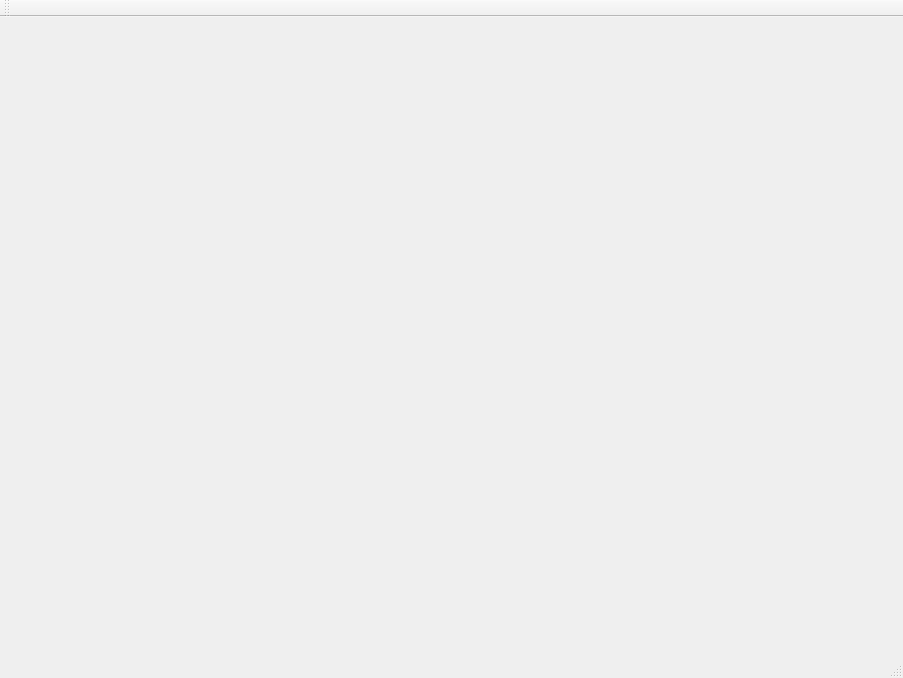
Before: the Qt Designer form PlugTest/mainwindow.ui in ChinaClever/PlugTest, drawn with Qt 5.
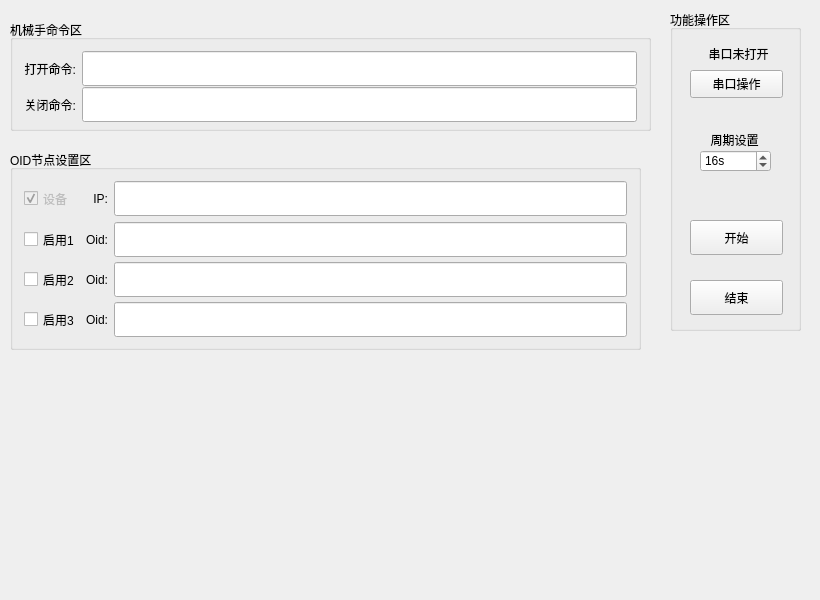
After: the same form once the commit is applied.

Commit message: 设置完成

```diff
--- a/PlugTest/mainwindow.ui
+++ b/PlugTest/mainwindow.ui
@@ -6,33 +6,393 @@
    <rect>
     <x>0</x>
     <y>0</y>
-    <width>903</width>
-    <height>678</height>
+    <width>820</width>
+    <height>600</height>
    </rect>
   </property>
   <property name="windowTitle">
    <string>MainWindow</string>
   </property>
-  <widget class="QWidget" name="centralWidget"/>
-  <widget class="QMenuBar" name="menuBar">
-   <property name="geometry">
-    <rect>
-     <x>0</x>
-     <y>0</y>
-     <width>903</width>
-     <height>26</height>
-    </rect>
-   </property>
+  <widget class="QWidget" name="centralWidget">
+   <widget class="QGroupBox" name="groupBox_1">
+    <property name="geometry">
+     <rect>
+      <x>10</x>
+      <y>20</y>
+      <width>641</width>
+      <height>111</height>
+     </rect>
+    </property>
+    <property name="title">
+     <string>机械手命令区</string>
+    </property>
+    <layout class="QGridLayout" name="gridLayout">
+     <item row="0" column="0">
+      <widget class="QLabel" name="label_2">
+       <property name="minimumSize">
+        <size>
+         <width>0</width>
+         <height>35</height>
+        </size>
+       </property>
+       <property name="maximumSize">
+        <size>
+         <width>90</width>
+         <height>16777215</height>
+        </size>
+       </property>
+       <property name="text">
+        <string>打开命令:</string>
+       </property>
+       <property name="alignment">
+        <set>Qt::AlignRight|Qt::AlignTrailing|Qt::AlignVCenter</set>
+       </property>
+      </widget>
+     </item>
+     <item row="0" column="1">
+      <widget class="QLineEdit" name="openEdit">
+       <property name="minimumSize">
+        <size>
+         <width>0</width>
+         <height>35</height>
+        </size>
+       </property>
+      </widget>
+     </item>
+     <item row="1" column="0">
+      <widget class="QLabel" name="label_4">
+       <property name="minimumSize">
+        <size>
+         <width>0</width>
+         <height>35</height>
+        </size>
+       </property>
+       <property name="maximumSize">
+        <size>
+         <width>90</width>
+         <height>16777215</height>
+        </size>
+       </property>
+       <property name="text">
+        <string>关闭命令:</string>
+       </property>
+       <property name="alignment">
+        <set>Qt::AlignRight|Qt::AlignTrailing|Qt::AlignVCenter</set>
+       </property>
+      </widget>
+     </item>
+     <item row="1" column="1">
+      <widget class="QLineEdit" name="closeEdit">
+       <property name="minimumSize">
+        <size>
+         <width>0</width>
+         <height>35</height>
+        </size>
+       </property>
+      </widget>
+     </item>
+    </layout>
+   </widget>
+   <widget class="QGroupBox" name="groupBox_2">
+    <property name="geometry">
+     <rect>
+      <x>10</x>
+      <y>150</y>
+      <width>631</width>
+      <height>200</height>
+     </rect>
+    </property>
+    <property name="title">
+     <string>OID节点设置区</string>
+    </property>
+    <layout class="QGridLayout" name="gridLayout_2">
+     <item row="0" column="0">
+      <widget class="QCheckBox" name="enBox_4">
+       <property name="enabled">
+        <bool>false</bool>
+       </property>
+       <property name="minimumSize">
+        <size>
+         <width>0</width>
+         <height>35</height>
+        </size>
+       </property>
+       <property name="text">
+        <string>设备</string>
+       </property>
+       <property name="checked">
+        <bool>true</bool>
+       </property>
+      </widget>
+     </item>
+     <item row="0" column="1">
+      <widget class="QLabel" name="label_8">
+       <property name="minimumSize">
+        <size>
+         <width>0</width>
+         <height>35</height>
+        </size>
+       </property>
+       <property name="text">
+        <string>IP:</string>
+       </property>
+       <property name="alignment">
+        <set>Qt::AlignRight|Qt::AlignTrailing|Qt::AlignVCenter</set>
+       </property>
+      </widget>
+     </item>
+     <item row="0" column="2">
+      <widget class="QLineEdit" name="ipEdit">
+       <property name="minimumSize">
+        <size>
+         <width>0</width>
+         <height>35</height>
+        </size>
+       </property>
+      </widget>
+     </item>
+     <item row="1" column="0">
+      <widget class="QCheckBox" name="enBox_1">
+       <property name="minimumSize">
+        <size>
+         <width>0</width>
+         <height>35</height>
+        </size>
+       </property>
+       <property name="text">
+        <string>启用1</string>
+       </property>
+      </widget>
+     </item>
+     <item row="1" column="1">
+      <widget class="QLabel" name="label_3">
+       <property name="minimumSize">
+        <size>
+         <width>0</width>
+         <height>35</height>
+        </size>
+       </property>
+       <property name="text">
+        <string>Oid:</string>
+       </property>
+       <property name="alignment">
+        <set>Qt::AlignRight|Qt::AlignTrailing|Qt::AlignVCenter</set>
+       </property>
+      </widget>
+     </item>
+     <item row="1" column="2">
+      <widget class="QLineEdit" name="oidEdit_1">
+       <property name="minimumSize">
+        <size>
+         <width>0</width>
+         <height>35</height>
+        </size>
+       </property>
+      </widget>
+     </item>
+     <item row="2" column="0">
+      <widget class="QCheckBox" name="enBox_2">
+       <property name="minimumSize">
+        <size>
+         <width>0</width>
+         <height>35</height>
+        </size>
+       </property>
+       <property name="text">
+        <string>启用2</string>
+       </property>
+      </widget>
+     </item>
+     <item row="2" column="1">
+      <widget class="QLabel" name="label_5">
+       <property name="minimumSize">
+        <size>
+         <width>0</width>
+         <height>35</height>
+        </size>
+       </property>
+       <property name="text">
+        <string>Oid:</string>
+       </property>
+       <property name="alignment">
+        <set>Qt::AlignRight|Qt::AlignTrailing|Qt::AlignVCenter</set>
+       </property>
+      </widget>
+     </item>
+     <item row="2" column="2">
+      <widget class="QLineEdit" name="oidEdit_2">
+       <property name="minimumSize">
+        <size>
+         <width>0</width>
+         <height>35</height>
+        </size>
+       </property>
+      </widget>
+     </item>
+     <item row="3" column="0">
+      <widget class="QCheckBox" name="enBox_3">
+       <property name="minimumSize">
+        <size>
+         <width>0</width>
+         <height>35</height>
+        </size>
+       </property>
+       <property name="text">
+        <string>启用3</string>
+       </property>
+      </widget>
+     </item>
+     <item row="3" column="1">
+      <widget class="QLabel" name="label_6">
+       <property name="minimumSize">
+        <size>
+         <width>0</width>
+         <height>35</height>
+        </size>
+       </property>
+       <property name="text">
+        <string>Oid:</string>
+       </property>
+       <property name="alignment">
+        <set>Qt::AlignRight|Qt::AlignTrailing|Qt::AlignVCenter</set>
+       </property>
+      </widget>
+     </item>
+     <item row="3" column="2">
+      <widget class="QLineEdit" name="oidEdit_3">
+       <property name="minimumSize">
+        <size>
+         <width>0</width>
+         <height>35</height>
+        </size>
+       </property>
+      </widget>
+     </item>
+    </layout>
+   </widget>
+   <widget class="QGroupBox" name="groupBox">
+    <property name="geometry">
+     <rect>
+      <x>670</x>
+      <y>10</y>
+      <width>131</width>
+      <height>321</height>
+     </rect>
+    </property>
+    <property name="title">
+     <string>功能操作区</string>
+    </property>
+    <widget class="QLabel" name="label">
+     <property name="geometry">
+      <rect>
+       <x>18</x>
+       <y>34</y>
+       <width>101</width>
+       <height>20</height>
+      </rect>
+     </property>
+     <property name="maximumSize">
+      <size>
+       <width>16777215</width>
+       <height>30</height>
+      </size>
+     </property>
+     <property name="text">
+      <string>串口未打开</string>
+     </property>
+     <property name="alignment">
+      <set>Qt::AlignCenter</set>
+     </property>
+    </widget>
+    <widget class="QPushButton" name="comBtn">
+     <property name="geometry">
+      <rect>
+       <x>20</x>
+       <y>60</y>
+       <width>93</width>
+       <height>28</height>
+      </rect>
+     </property>
+     <property name="text">
+      <string>串口操作</string>
+     </property>
+    </widget>
+    <widget class="QPushButton" name="startBtn">
+     <property name="geometry">
+      <rect>
+       <x>20</x>
+       <y>210</y>
+       <width>93</width>
+       <height>35</height>
+      </rect>
+     </property>
+     <property name="text">
+      <string>开始</string>
+     </property>
+    </widget>
+    <widget class="QPushButton" name="overBtn">
+     <property name="geometry">
+      <rect>
+       <x>20</x>
+       <y>270</y>
+       <width>93</width>
+       <height>35</height>
+      </rect>
+     </property>
+     <property name="text">
+      <string>结束</string>
+     </property>
+    </widget>
+    <widget class="QLabel" name="label_7">
+     <property name="geometry">
+      <rect>
+       <x>24</x>
+       <y>120</y>
+       <width>81</width>
+       <height>20</height>
+      </rect>
+     </property>
+     <property name="maximumSize">
+      <size>
+       <width>16777215</width>
+       <height>30</height>
+      </size>
+     </property>
+     <property name="text">
+      <string>周期设置</string>
+     </property>
+     <property name="alignment">
+      <set>Qt::AlignCenter</set>
+     </property>
+    </widget>
+    <widget class="QSpinBox" name="spinBox">
+     <property name="geometry">
+      <rect>
+       <x>30</x>
+       <y>140</y>
+       <width>71</width>
+       <height>22</height>
+      </rect>
+     </property>
+     <property name="suffix">
+      <string>s</string>
+     </property>
+     <property name="value">
+      <number>16</number>
+     </property>
+    </widget>
+   </widget>
+   <widget class="QWidget" name="widget" native="true">
+    <property name="geometry">
+     <rect>
+      <x>0</x>
+      <y>340</y>
+      <width>821</width>
+      <height>261</height>
+     </rect>
+    </property>
+   </widget>
   </widget>
-  <widget class="QToolBar" name="mainToolBar">
-   <attribute name="toolBarArea">
-    <enum>TopToolBarArea</enum>
-   </attribute>
-   <attribute name="toolBarBreak">
-    <bool>false</bool>
-   </attribute>
-  </widget>
-  <widget class="QStatusBar" name="statusBar"/>
  </widget>
  <layoutdefault spacing="6" margin="11"/>
  <resources/>
```
The commit also changes 7 other files.
